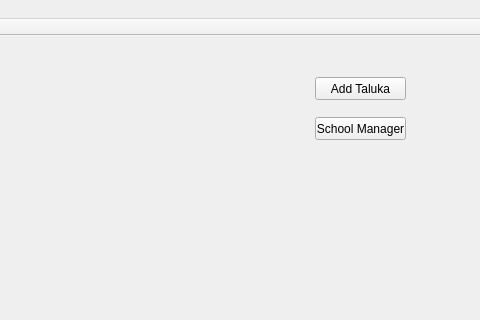
Before: the Qt Designer form QuickManager/mainwindow.ui in Vijay13/QuickManager, drawn with Qt 5; both pictures show x 420 to 900 and y 0 to 320 of the 900 by 600 pixel window.
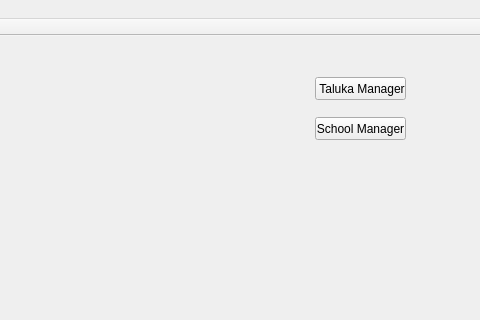
After: the same form once the commit is applied. The open tabs and pages were chosen to show the change.

Commit message: Added TalukaManager Dialog

The edit to the form file:
```diff
--- a/QuickManager/mainwindow.ui
+++ b/QuickManager/mainwindow.ui
@@ -140,7 +140,7 @@
          </rect>
         </property>
         <property name="text">
-         <string>Add Taluka</string>
+         <string> Taluka Manager</string>
         </property>
        </widget>
        <widget class="QPushButton" name="pushButtonSchoolManager">
```
Left out of the diff: 4 changed lines with no effect on the pictures. The commit also changes 15 other files.
